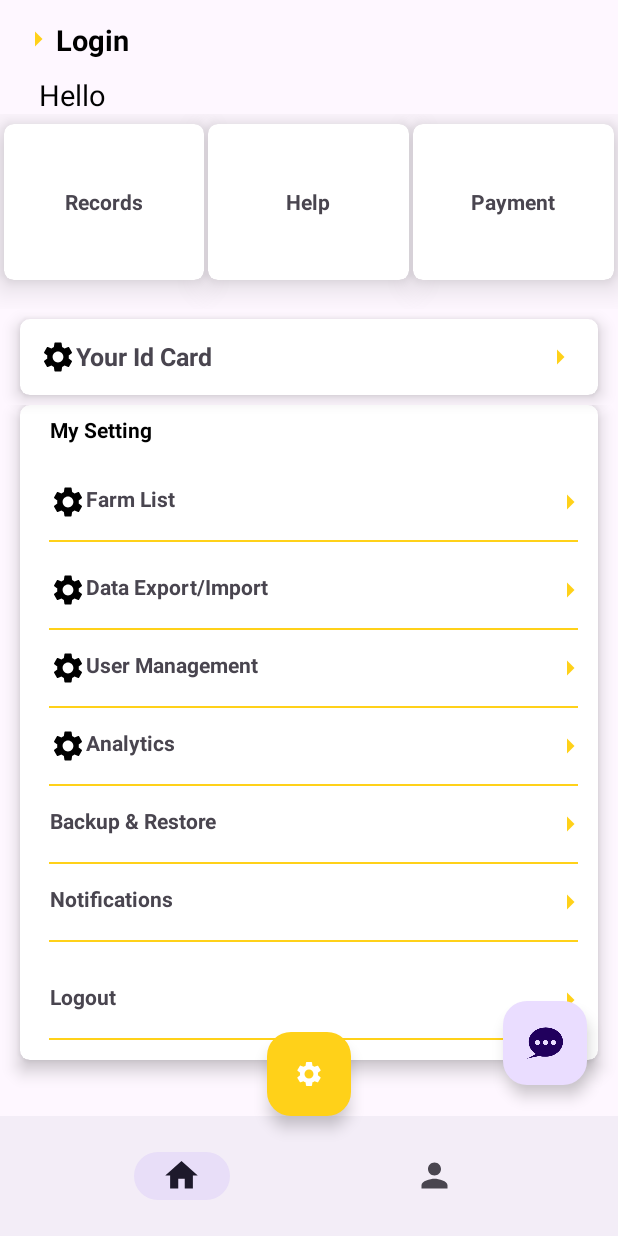
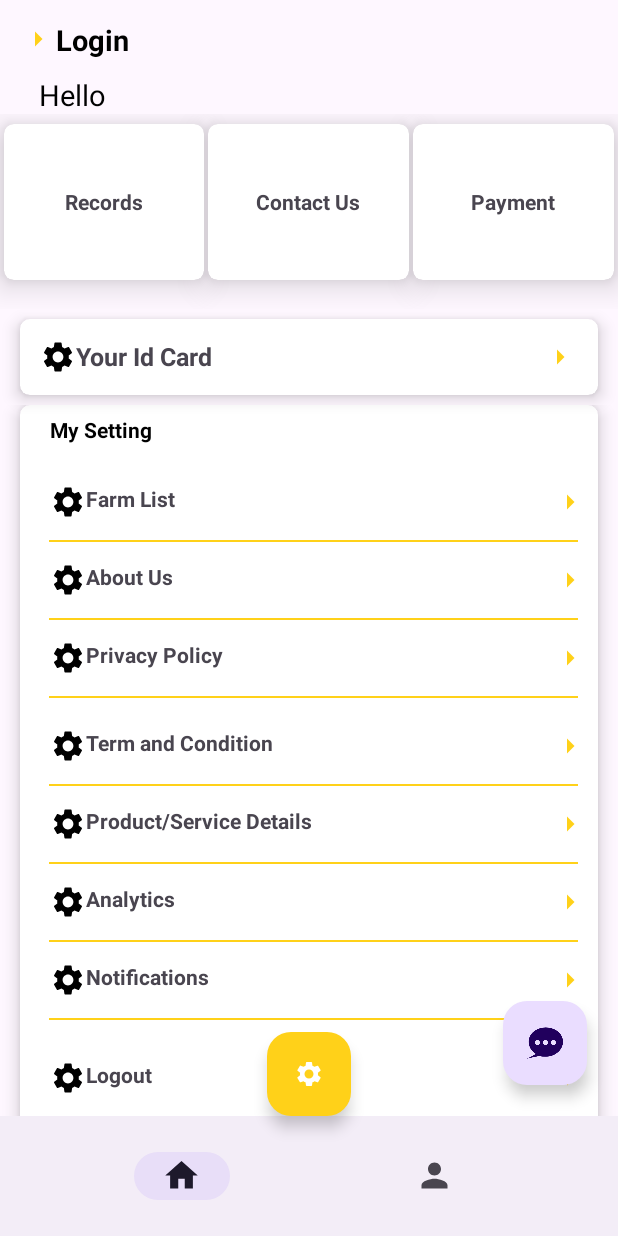
Before and after one commit to DevDreamer123/Gallus, an Android app: the fragment SettingFragment placed in its activity, on a phone screen of 412 x 824 dp. Run offline under Robolectric (Android 15) with nearby library versions, the phone set to English and light mode, and no system bars; our stand-ins replace sdp/ssp sizes; 2 statements that could not run were skipped.

Commit message:
add new adctivity like policy

```diff
--- a/app/src/main/java/in/innovaneers/gallus/Utils/SettingFragment.java
+++ b/app/src/main/java/in/innovaneers/gallus/Utils/SettingFragment.java
@@ -20,6 +20,9 @@ import android.view.LayoutInflater;
 import android.view.View;
 import android.view.ViewGroup;
 
+import in.innovaneers.gallus.AboutUsActivity;
+import in.innovaneers.gallus.PrivacyPolicyActivity;
+import in.innovaneers.gallus.ProductDetailsActivity;
 import in.innovaneers.gallus.R;
 
 
@@ -32,11 +35,12 @@ import in.innovaneers.gallus.FarmListActivity;
 import in.innovaneers.gallus.LoginActivity;
 import in.innovaneers.gallus.R;
 import in.innovaneers.gallus.RecordsHistoryActivity;
+import in.innovaneers.gallus.TermAndConditionActivity;
 
 public class SettingFragment extends Fragment {
 
 
-    TextView farmList_setting,logout_link_setting,username_account;
+    TextView farmList_setting,logout_link_setting,username_account,term_setting,about_Setting,privacy_setting,product_setting;
     SharedPreferences shp;
     public static final String SHARED_PREF_NAME = "Gallus";
     CardView help_contact_us_setting,payment_setting,record_card_setting;
@@ -72,6 +76,38 @@ public class SettingFragment extends Fragment {
             @Override
             public void onClick(View view) {
                 Intent i = new Intent(getContext(), RecordsHistoryActivity.class);
+                startActivity(i);
+            }
+        });
+        term_setting = view.findViewById(R.id.term_setting);
+        term_setting.setOnClickListener(new View.OnClickListener() {
+            @Override
+            public void onClick(View view) {
+                Intent i = new Intent(getContext(), TermAndConditionActivity.class);
+                startActivity(i);
+            }
+        });
+        about_Setting = view.findViewById(R.id.about_Setting);
+        about_Setting.setOnClickListener(new View.OnClickListener() {
+            @Override
+            public void onClick(View view) {
+                Intent i = new Intent(getContext(), AboutUsActivity.class);
+                startActivity(i);
+            }
+        });
+        privacy_setting = view.findViewById(R.id.privacy_setting);
+        privacy_setting.setOnClickListener(new View.OnClickListener() {
+            @Override
+            public void onClick(View view) {
+                Intent i = new Intent(getContext(), PrivacyPolicyActivity.class);
+                startActivity(i);
+            }
+        });
+        product_setting = view.findViewById(R.id.product_setting);
+        product_setting.setOnClickListener(new View.OnClickListener() {
+            @Override
+            public void onClick(View view) {
+                Intent i = new Intent(getContext(), ProductDetailsActivity.class);
                 startActivity(i);
             }
         });
--- a/app/src/main/res/layout/activity_contact_us.xml
+++ b/app/src/main/res/layout/activity_contact_us.xml
@@ -69,7 +69,7 @@
                   android:layout_width="wrap_content"
                   android:layout_height="wrap_content"
                   android:layout_marginStart="8dp"
-                  android:text="info@gallus.in"
+                  android:text="help.gallus@gmail.com"
                   android:textColor="#000" />
           </LinearLayout>
 
--- a/app/src/main/res/layout/fragment_setting.xml
+++ b/app/src/main/res/layout/fragment_setting.xml
@@ -93,7 +93,7 @@
                 <TextView
                     android:layout_width="wrap_content"
                     android:layout_height="wrap_content"
-                    android:text="Help"
+                    android:text="Contact Us"
                     android:textStyle="bold"
                     android:layout_gravity="center"/>
 
@@ -185,26 +185,10 @@
                         android:layout_marginLeft="@dimen/_15sdp"
                         android:background="@color/yellow"/>
                     <TextView
+                        android:id="@+id/about_Setting"
                         android:layout_width="match_parent"
                         android:layout_height="wrap_content"
-                        android:drawableLeft="@drawable/baseline_settings_24"
-                        android:text="Data Export/Import"
-                        android:drawableRight="@drawable/baseline_arrow_right_24"
-                        android:layout_marginTop="@dimen/_10sdp"
-                        android:layout_marginLeft="@dimen/_10sdp"
-                        android:textStyle="bold"
-                        android:padding="@dimen/_5sdp" />
-                    <View
-                        android:layout_width="match_parent"
-                        android:layout_height="@dimen/_1sdp"
-                        android:layout_marginTop="@dimen/_5sdp"
-                        android:layout_marginRight="@dimen/_10sdp"
-                        android:layout_marginLeft="@dimen/_15sdp"
-                        android:background="@color/yellow"/>
-                    <TextView
-                        android:layout_width="match_parent"
-                        android:layout_height="wrap_content"
-                        android:text="User Management"
+                        android:text="About Us"
                         android:drawableLeft="@drawable/baseline_settings_24"
                         android:layout_marginTop="@dimen/_5sdp"
                         android:drawableRight="@drawable/baseline_arrow_right_24"
@@ -219,10 +203,10 @@
                         android:layout_marginLeft="@dimen/_15sdp"
                         android:background="@color/yellow"/>
                     <TextView
-                        android:id="@+id/address_book"
+                        android:id="@+id/privacy_setting"
                         android:layout_width="match_parent"
                         android:layout_height="wrap_content"
-                        android:text="Analytics"
+                        android:text="Privacy Policy"
                         android:drawableLeft="@drawable/baseline_settings_24"
                         android:drawableRight="@drawable/baseline_arrow_right_24"
                         android:layout_marginTop="@dimen/_5sdp"
@@ -238,9 +222,29 @@
                         android:layout_marginLeft="@dimen/_15sdp"
                         android:background="@color/yellow"/>
                     <TextView
+                        android:id="@+id/term_setting"
                         android:layout_width="match_parent"
                         android:layout_height="wrap_content"
-                        android:text="Backup &amp; Restore"
+                        android:drawableLeft="@drawable/baseline_settings_24"
+                        android:text="Term and Condition"
+                        android:drawableRight="@drawable/baseline_arrow_right_24"
+                        android:layout_marginTop="@dimen/_10sdp"
+                        android:layout_marginLeft="@dimen/_10sdp"
+                        android:textStyle="bold"
+                        android:padding="@dimen/_5sdp" />
+                    <View
+                        android:layout_width="match_parent"
+                        android:layout_height="@dimen/_1sdp"
+                        android:layout_marginTop="@dimen/_5sdp"
+                        android:layout_marginRight="@dimen/_10sdp"
+                        android:layout_marginLeft="@dimen/_15sdp"
+                        android:background="@color/yellow"/>
+                    <TextView
+                        android:id="@+id/product_setting"
+                        android:layout_width="match_parent"
+                        android:layout_height="wrap_content"
+                        android:text="Product/Service Details"
+                        android:drawableLeft="@drawable/baseline_settings_24"
                         android:drawableRight="@drawable/baseline_arrow_right_24"
                         android:layout_marginTop="@dimen/_5sdp"
                         android:layout_marginLeft="@dimen/_10sdp"
@@ -253,11 +257,35 @@
                         android:layout_marginRight="@dimen/_10sdp"
                         android:layout_marginLeft="@dimen/_15sdp"
                         android:background="@color/yellow"/>
+
+                    <TextView
+                        android:id="@+id/address_book"
+                        android:layout_width="match_parent"
+                        android:layout_height="wrap_content"
+                        android:text="Analytics"
+                        android:drawableLeft="@drawable/baseline_settings_24"
+                        android:drawableRight="@drawable/baseline_arrow_right_24"
+                        android:layout_marginTop="@dimen/_5sdp"
+                        android:textSize="@dimen/_11sdp"
+                        android:layout_marginLeft="@dimen/_10sdp"
+                        android:textStyle="bold"
+                        android:padding="@dimen/_5sdp" />
+
+                    <View
+                        android:layout_width="match_parent"
+                        android:layout_height="@dimen/_1sdp"
+                        android:layout_marginLeft="@dimen/_15sdp"
+                        android:layout_marginTop="@dimen/_5sdp"
+                        android:layout_marginRight="@dimen/_10sdp"
+                        android:background="@color/yellow" />
+
+
                     <TextView
                         android:id="@+id/edit_link"
                         android:layout_width="match_parent"
                         android:layout_height="wrap_content"
                         android:text="Notifications"
+                        android:drawableLeft="@drawable/baseline_settings_24"
                         android:drawableRight="@drawable/baseline_arrow_right_24"
                         android:layout_marginTop="@dimen/_5sdp"
                         android:layout_marginLeft="@dimen/_10sdp"
@@ -277,6 +305,7 @@
                         android:layout_width="match_parent"
                         android:layout_height="wrap_content"
                         android:text="Logout"
+                        android:drawableLeft="@drawable/baseline_settings_24"
                         android:drawableRight="@drawable/baseline_arrow_right_24"
                         android:layout_marginTop="@dimen/_5sdp"
                         android:layout_marginLeft="@dimen/_10sdp"
```
Also changed, not shown: app/src/main/AndroidManifest.xml (+15 -3 lines), app/src/main/java/in/innovaneers/gallus/AboutUsActivity.java (added, +26 -0 lines), app/src/main/java/in/innovaneers/gallus/PrivacyPolicyActivity.java (added, +24 -0 lines), app/src/main/java/in/innovaneers/gallus/ProductDetailsActivity.java (added, +24 -0 lines), app/src/main/java/in/innovaneers/gallus/TermAndConditionActivity.java (added, +26 -0 lines), app/src/main/res/layout/activity_about_us.xml (added, +36 -0 lines), app/src/main/res/layout/activity_privacy_policy.xml (added, +93 -0 lines), app/src/main/res/layout/activity_product_details.xml (added, +147 -0 lines), app/src/main/res/layout/activity_term_and_condition.xml (added, +111 -0 lines), 6 other files.
